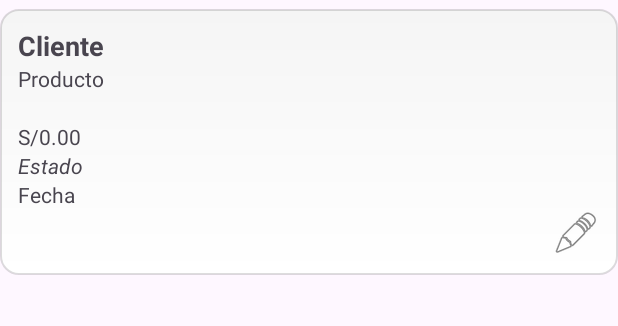
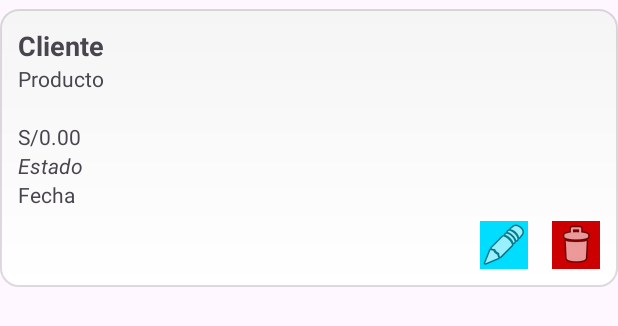
Before and after one commit to shyNkindGuy/CajaiCafeAdministracion, an Android app: the layout item_venta.xml on its own in the app's theme, with its tools: preview values and no code run, on a phone screen of 412 x 824 dp. Shown: the top 326 px of the screen. Run offline under Robolectric (Android 15) with nearby library versions, the phone set to English and light mode, and no system bars.

Commit message:
feat: se agrega el monto parcial pagado al historial + borrado de historia manual por id

```diff
--- a/app/src/main/java/com/example/cajaicafeadministracion/VentaActivity.java
+++ b/app/src/main/java/com/example/cajaicafeadministracion/VentaActivity.java
@@ -147,7 +147,7 @@ public class VentaActivity extends AppCompatActivity {
         final String idVenta = (key != null) ? key: "v" + System.currentTimeMillis();
 
         //fecha simple
-        String fecha = new SimpleDateFormat("yyyy-MM-dd HH:mm:ss", Locale.getDefault()).format(new Date());
+        String fecha = new SimpleDateFormat("yyyy-MM-dd", Locale.getDefault()).format(new Date());
 
         Venta venta = new Venta(idVenta, fecha, p.nombre, nombre, p.precio, cantidad, estadoPago, montoParcial, total);
 
--- a/app/src/main/res/layout/activity_venta.xml
+++ b/app/src/main/res/layout/activity_venta.xml
@@ -20,6 +20,7 @@
             android:textSize="75px"
             android:textStyle="bold" />
 
+
         <androidx.cardview.widget.CardView
             android:layout_width="match_parent"
             android:layout_height="match_parent"
@@ -28,6 +29,7 @@
             android:backgroundTint="#FFFFFF"
             card_view:cardCornerRadius="16dp"
             card_view:cardElevation="6dp">
+
 
             <LinearLayout
                 android:layout_width="match_parent"
--- a/app/src/main/res/layout/item_venta.xml
+++ b/app/src/main/res/layout/item_venta.xml
@@ -35,18 +35,42 @@
         android:textStyle="italic"
         android:layout_width="wrap_content"
         android:layout_height="wrap_content"/>
+    <TextView android:id="@+id/tvMontoParcial"
+        android:layout_width="wrap_content"
+        android:layout_height="wrap_content"
+        android:textStyle="italic"
+        android:visibility="gone"
+        tools:text="Pagó S/10.00"
+        android:textColor="#555555"
+        android:layout_marginTop="4dp"/>
 
     <TextView android:id="@+id/tvFecha"
         android:text="Fecha"
         android:layout_width="wrap_content"
         android:layout_height="wrap_content"/>
+    <LinearLayout
+        android:layout_width="match_parent"
+        android:layout_height="wrap_content"
+        android:orientation="horizontal"
+        android:gravity="end"
+        android:layout_marginTop="8dp">
 
     <ImageButton
         android:id="@+id/btnEditar"
         android:layout_width="wrap_content"
         android:layout_height="wrap_content"
         android:layout_gravity="end"
-        android:background="@android:color/transparent"
+        android:background="@android:color/holo_blue_bright"
         android:src="@android:drawable/ic_menu_edit"
         tools:ignore="TouchTargetSizeCheck,SpeakableTextPresentCheck" />
+        <ImageButton
+            android:id="@+id/btnEliminar"
+            android:layout_width="wrap_content"
+            android:layout_height="wrap_content"
+            android:layout_marginStart="16dp"
+            android:background="@android:color/holo_red_dark"
+            android:src="@android:drawable/ic_menu_delete"
+            android:contentDescription="Eliminar venta"
+            tools:ignore="TouchTargetSizeCheck,SpeakableTextPresentCheck" />
 </LinearLayout>
+</LinearLayout>
--- a/app/src/main/res/values/colors.xml
+++ b/app/src/main/res/values/colors.xml
@@ -4,4 +4,8 @@
     <color name="cafeMedio">#6D4C41</color>
     <color name="crema">#F9F4EE</color>
     <color name="navbar_selector">@color/common_google_signin_btn_text_dark_default</color>
+
+    <color name="estadoPagado">#4CAF50</color>
+    <color name="estadoParcial">#FFEB3B</color>
+    <color name="estadoPendiente">#F44336</color>
 </resources>
```
Also changed, not shown: app/src/main/java/com/example/cajaicafeadministracion/Venta.java (+3 -4 lines), app/src/main/java/com/example/cajaicafeadministracion/VentaAdapter.java (+48 -2 lines).
